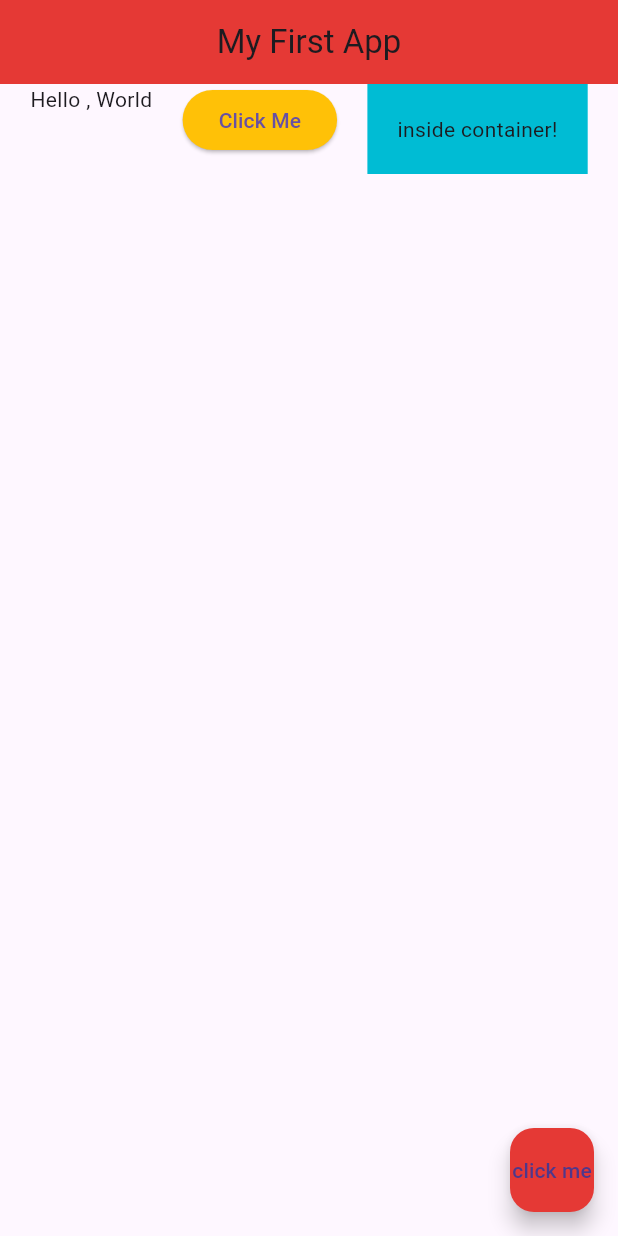
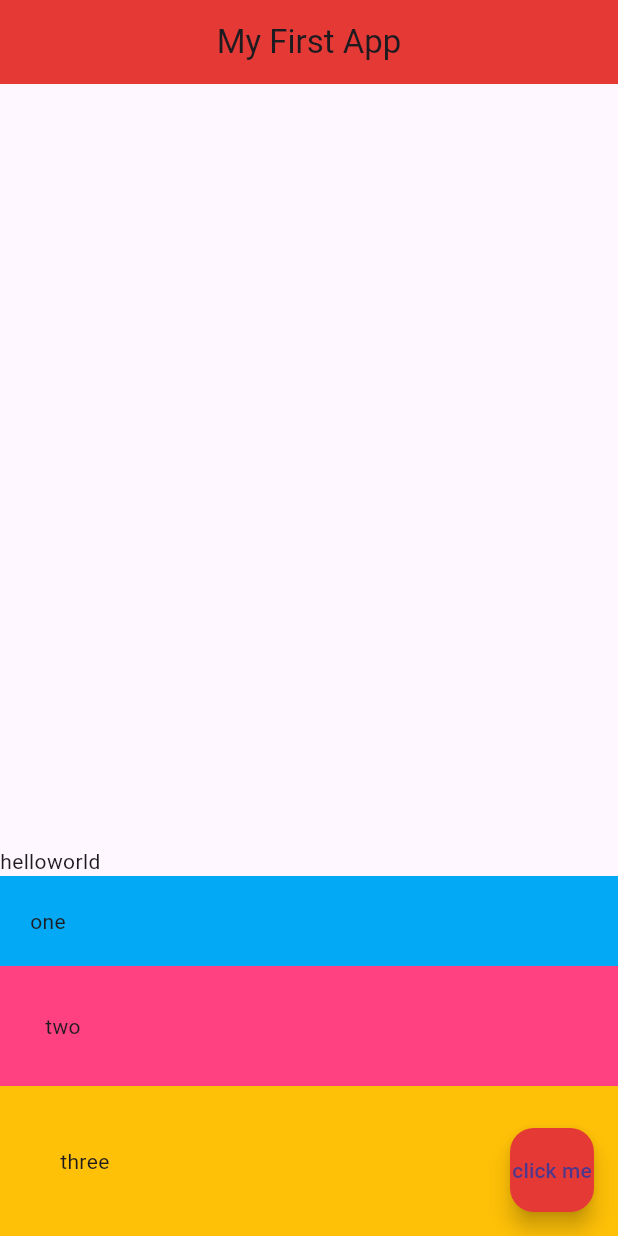
Before and after one commit to AaronKurian/First_Flutter_App, a Flutter app: the screen it shows after launch, on a phone screen of 412 x 824 dp. Run offline on Flutter 3.47's test engine with Material 3 defaults, Android fonts, the phone set to English and light mode, and no system bars.

Commit message:
fix: Used Columns and rows

```diff
--- a/lib/main.dart
+++ b/lib/main.dart
@@ -17,25 +17,53 @@ class Home extends StatelessWidget {
         backgroundColor: Colors.red[600],
       ),
 
-      body: Row(
-        mainAxisAlignment: MainAxisAlignment.spaceEvenly,
-        crossAxisAlignment: CrossAxisAlignment.start,
+      body: Column(
+        mainAxisAlignment: MainAxisAlignment.end,
+        crossAxisAlignment: CrossAxisAlignment.stretch,
         children: <Widget>[
-          Text('Hello , World'),
-          ElevatedButton(
-            onPressed: () {},
-            child: Text('Click Me'),
-            style: ElevatedButton.styleFrom(
-              backgroundColor: Colors.amber,
-            ),
+          Row(
+            children: <Widget>[
+              Text('hello'),
+              Text('world'),
+            ],
           ),
           Container(
-            color: Colors.cyan,
+            color: Colors.lightBlue,
             padding: EdgeInsets.all(20.0),
-            child: Text('inside container!'),
+            child: Text('one'),
+          ),
+          Container(
+            color: Colors.pinkAccent,
+            padding: EdgeInsets.all(30.0),
+            child: Text('two'),
+          ),
+          Container(
+            color: Colors.amber,
+            padding: EdgeInsets.all(40.0),
+            child: Text('three'),
           ),
 
         ],
+
+      // body: Row(
+      //   mainAxisAlignment: MainAxisAlignment.spaceEvenly,
+      //   crossAxisAlignment: CrossAxisAlignment.start,
+      //   children: <Widget>[
+      //     Text('Hello , World'),
+      //     ElevatedButton(
+      //       onPressed: () {},
+      //       child: Text('Click Me'),
+      //       style: ElevatedButton.styleFrom(
+      //         backgroundColor: Colors.amber,
+      //       ),
+      //     ),
+      //     Container(
+      //       color: Colors.cyan,
+      //       padding: EdgeInsets.all(20.0),
+      //       child: Text('inside container!'),
+      //     ),
+
+      //   ],
 
 
       // body: Padding(padding: EdgeInsets.all(30.0), child: Text('hiii'),
```
